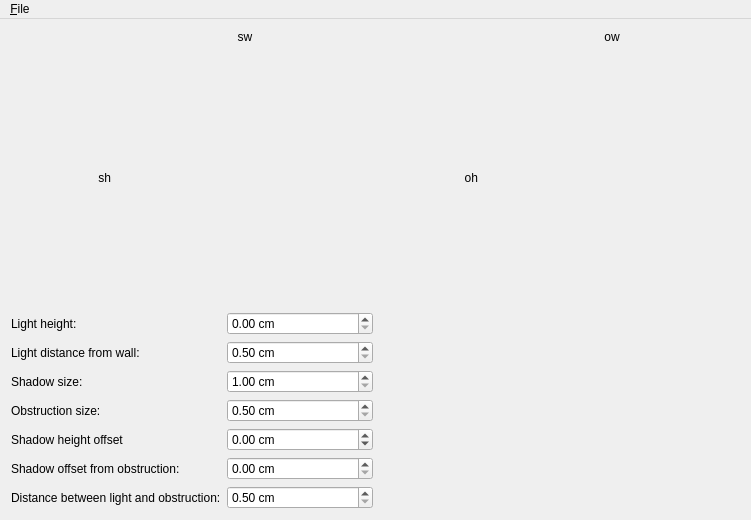
The window that MainWindow.ui (fhunleth/silhouette) describes before a commit, drawn with Qt 5.
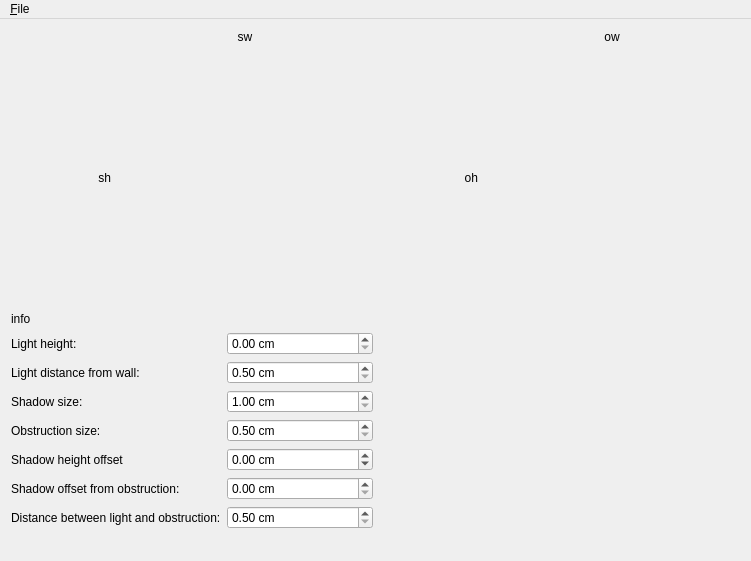
The same window after the commit.

Commit message: Add center of mass

What changed in the file:
```diff
--- a/MainWindow.ui
+++ b/MainWindow.ui
@@ -7,7 +7,7 @@
     <x>0</x>
     <y>0</y>
     <width>751</width>
-    <height>460</height>
+    <height>561</height>
    </rect>
   </property>
   <property name="windowTitle">
@@ -109,6 +109,13 @@
       </item>
      </layout>
     </item>
+    <item>
+     <widget class="QLabel" name="shadowInfoLabel">
+      <property name="text">
+       <string>info</string>
+      </property>
+     </widget>
+    </item>
     <item>
      <layout class="QHBoxLayout" name="horizontalLayout_2">
       <item>
```
The commit also changes 2 other files.
